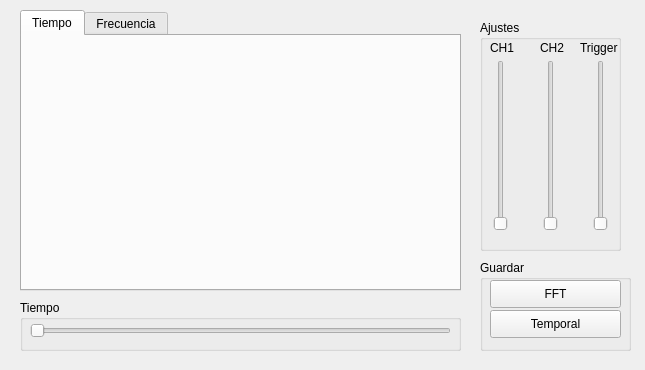
Qt form Rigol DS1052E/qtdesigner/osc.ui (cdnexx/IC2023) before a commit.
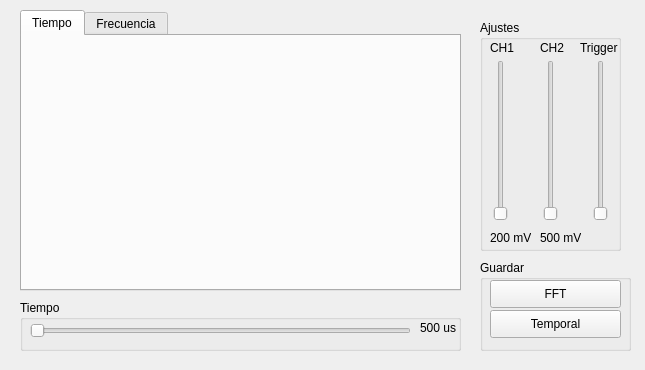
The same form after that commit.

Commit message: CHs state labels added

```diff
--- a/Rigol DS1052E/qtdesigner/osc.ui
+++ b/Rigol DS1052E/qtdesigner/osc.ui
@@ -116,7 +116,7 @@
        <x>10</x>
        <y>40</y>
        <width>22</width>
-       <height>171</height>
+       <height>161</height>
       </rect>
      </property>
      <property name="minimum">
@@ -138,7 +138,7 @@
        <x>60</x>
        <y>40</y>
        <width>22</width>
-       <height>171</height>
+       <height>161</height>
       </rect>
      </property>
      <property name="minimum">
@@ -160,7 +160,7 @@
        <x>110</x>
        <y>40</y>
        <width>22</width>
-       <height>171</height>
+       <height>161</height>
       </rect>
      </property>
      <property name="orientation">
@@ -206,6 +206,32 @@
       <string notr="true">Trigger</string>
      </property>
     </widget>
+    <widget class="QLabel" name="ch1_label_2">
+     <property name="geometry">
+      <rect>
+       <x>10</x>
+       <y>210</y>
+       <width>41</width>
+       <height>16</height>
+      </rect>
+     </property>
+     <property name="text">
+      <string notr="true">200 mV</string>
+     </property>
+    </widget>
+    <widget class="QLabel" name="ch2_state">
+     <property name="geometry">
+      <rect>
+       <x>60</x>
+       <y>210</y>
+       <width>41</width>
+       <height>16</height>
+      </rect>
+     </property>
+     <property name="text">
+      <string notr="true">500 mV</string>
+     </property>
+    </widget>
    </widget>
    <widget class="QGroupBox" name="time_group">
     <property name="geometry">
@@ -224,7 +250,7 @@
       <rect>
        <x>10</x>
        <y>20</y>
-       <width>421</width>
+       <width>381</width>
        <height>22</height>
       </rect>
      </property>
@@ -241,6 +267,19 @@
       <enum>Qt::Horizontal</enum>
      </property>
     </widget>
+    <widget class="QLabel" name="ch1_label_3">
+     <property name="geometry">
+      <rect>
+       <x>400</x>
+       <y>20</y>
+       <width>41</width>
+       <height>16</height>
+      </rect>
+     </property>
+     <property name="text">
+      <string notr="true">500 us</string>
+     </property>
+    </widget>
    </widget>
   </widget>
  </widget>
```
